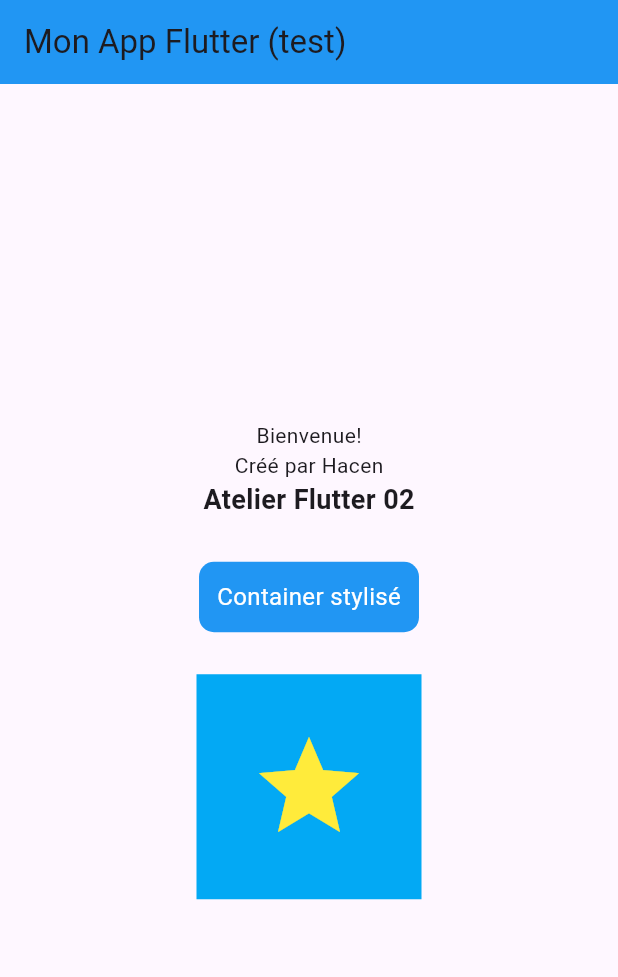
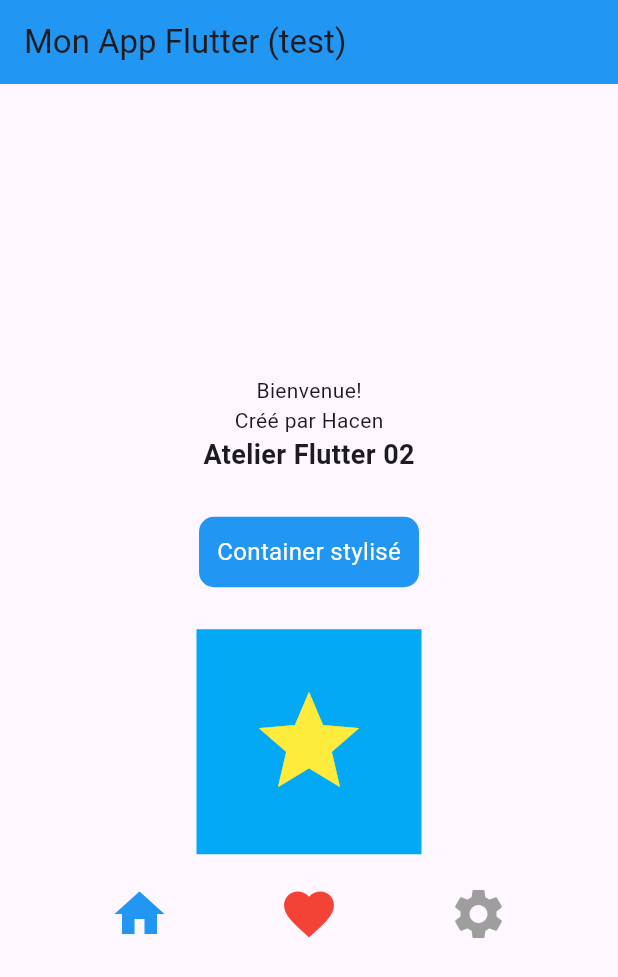
Before and after one commit to hacen19/Flutter_atelier02, a Flutter app: the screen it shows after launch, on a phone screen of 412 x 824 dp. Shown: the top 977 px of the screen. Run offline on Flutter 3.47's test engine with Material 3 defaults, Android fonts, the phone set to English and light mode, and no system bars.

Commit message:
rangée d'icônes

```diff
--- a/lib/main.dart
+++ b/lib/main.dart
@@ -45,6 +45,15 @@ class MonApp extends StatelessWidget {
                   const Icon(Icons.star, size: 80, color: Colors.yellow),
                 ],
               ),
+              const SizedBox(height: 20),
+              Row(
+                mainAxisAlignment: MainAxisAlignment.spaceEvenly,
+                children: const [
+                  Icon(Icons.home, color: Colors.blue, size: 40),
+                  Icon(Icons.favorite, color: Colors.red, size: 40),
+                  Icon(Icons.settings, color: Colors.grey, size: 40),
+                ],
+              ),
             ],
           ),
         ),
```
